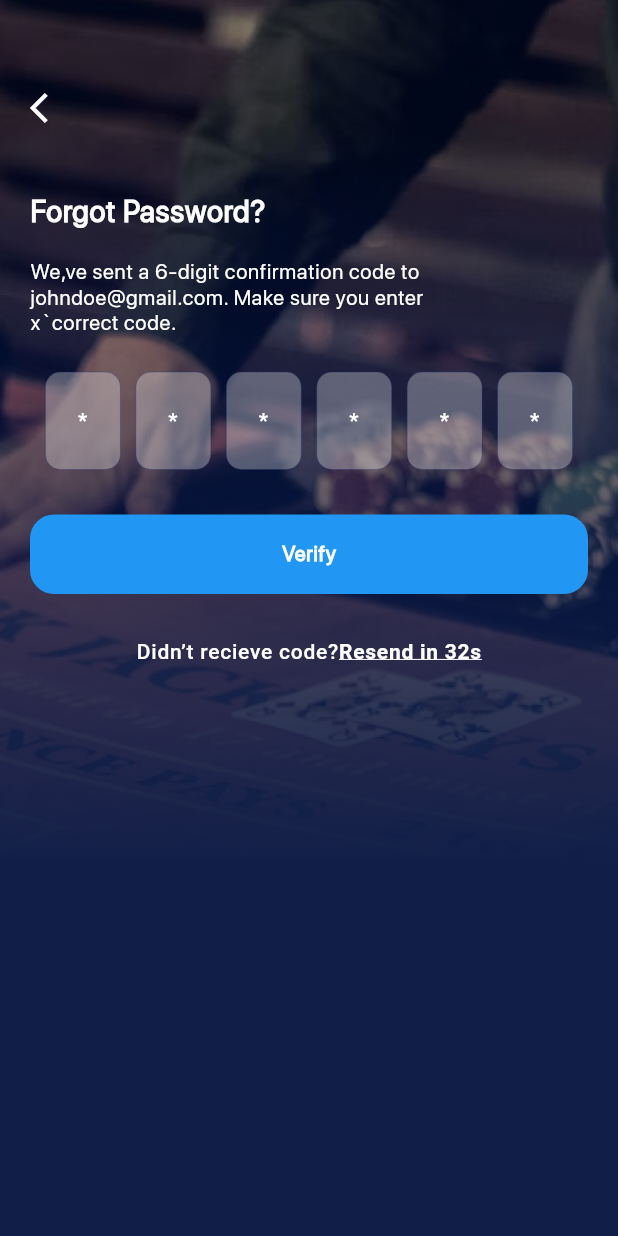
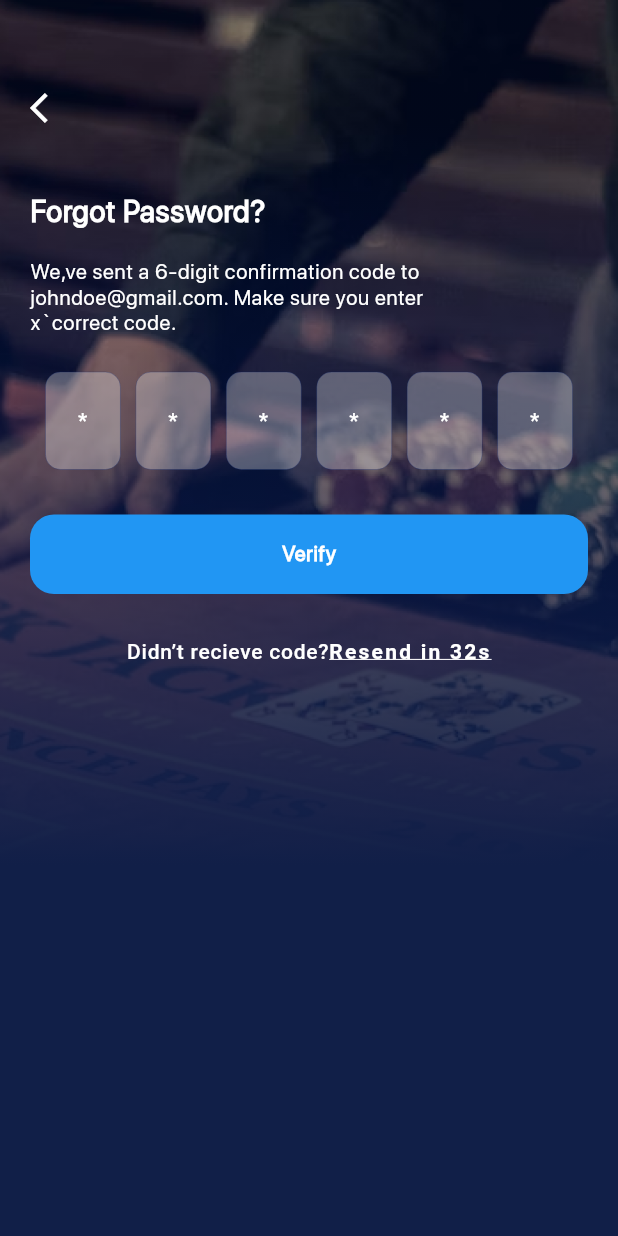
Before and after one commit to khansameer/poker_app, a Flutter app: the VarificationPage screen opened by its route, on a phone screen of 412 x 824 dp. Run offline on Flutter 3.47's test engine with Material 2 defaults, Android fonts, the phone set to English and light mode, and no system bars.

Commit message:
all code

```diff
--- a/lib/core/common/common_bg_page.dart
+++ b/lib/core/common/common_bg_page.dart
@@ -15,8 +15,13 @@ class CommonBgPage extends StatelessWidget {
   @override
   Widget build(BuildContext context) {
     return  Stack(
+      clipBehavior: Clip.antiAlias,
+      fit: StackFit.passthrough,
       children: [
         Container(
+
+          width: double.infinity,
+          height: double.infinity,
           decoration:  BoxDecoration(
               image: DecorationImage(
                   image: AssetImage(imagePath!), fit: BoxFit.cover)),
--- a/lib/core/route.dart
+++ b/lib/core/route.dart
@@ -5,5 +5,7 @@ class RouteName {
   static const String signup = '/signup';
   static const String verification = '/verification';
   static const String dashboard = '/dashboard';
+  static const String termCondition = '/termCondition';
+  static const String privacyPolicy = '/privacyPolicy';
 
 }
--- a/lib/core/route_generator.dart
+++ b/lib/core/route_generator.dart
@@ -5,6 +5,7 @@ import 'package:poker/features/dashboard/dashboard_page.dart';
 import 'package:poker/features/login/login_page.dart';
 import 'package:poker/features/login/varification_page.dart';
 import 'package:poker/features/signup/signup_page.dart';
+import 'package:poker/features/signup/term_codition_page.dart';
 import 'package:poker/features/splash/splash_page.dart';
 
 class RouteGenerator {
@@ -31,6 +32,10 @@ class RouteGenerator {
         return MaterialPageRoute(
             builder: (_) =>  const DashboardPage(),
             settings: const RouteSettings(name: RouteName.dashboard));
+      case RouteName.termCondition:
+        return MaterialPageRoute(
+            builder: (_) =>  const TermCoditionPage(),
+            settings: const RouteSettings(name: RouteName.termCondition));
 
 
       default:
--- a/lib/core/utils/app_utils.dart
+++ b/lib/core/utils/app_utils.dart
@@ -1,14 +1,30 @@
 import 'package:flutter/gestures.dart';
 import 'package:flutter/material.dart';
 import 'package:poker/core/utils/app_color.dart';
-import 'package:poker/core/common/common_text_widget.dart';
 import 'package:poker/core/utils/app_constants.dart';
 import 'package:poker/core/utils/image_path.dart';
 
 class AppUtils {
+  static BoxDecoration commonDecoration(
+      {String? image, double? first, double? end,Color? colorStart,Color? colorEnd}) {
+    return BoxDecoration(
+        /*image: const DecorationImage(
+             image: AssetImage(icBackground), fit: BoxFit.fill),*/
+        gradient: LinearGradient(
+            stops: [0.1, 0.7],
+            tileMode: TileMode.clamp,
+            begin: Alignment.topCenter,
+            end: Alignment.bottomCenter,
+            colors: [
+              AppColor.colorBlueLight,
+              AppColor.colorBlue,
+            ]));
+  }
+
   static BoxDecoration containerDecorationBg() {
-    return  BoxDecoration(
-      image: DecorationImage(image: AssetImage(icDashboardBg),fit: BoxFit.fill),
+    return BoxDecoration(
+      image:
+          DecorationImage(image: AssetImage(icDashboardBg), fit: BoxFit.fill),
       /* gradient: LinearGradient(
         begin: Alignment.topCenter,
         end: Alignment.bottomCenter,
@@ -19,12 +35,10 @@ class AppUtils {
     );
   }
 
-  static BoxDecoration sa(){
-
-    return   BoxDecoration(
+  static BoxDecoration sa() {
+    return BoxDecoration(
         image: const DecorationImage(
-            opacity: 0.2,
-            image: AssetImage(icDashboardimg),fit: BoxFit.fill),
+            opacity: 0.2, image: AssetImage(icDashboardimg), fit: BoxFit.fill),
         gradient: LinearGradient(
             stops: [0.4, 0.5, 0.1],
             tileMode: TileMode.repeated,
@@ -34,28 +48,24 @@ class AppUtils {
               AppColor.colorBlue.withOpacity(1.0),
               AppColor.colorBlueLight.withOpacity(0.8),
               AppColor.colorBlueLight.withOpacity(0.8),
-
-
-
-            ])
-    );
-
+            ]));
   }
 
   static BoxDecoration containerDecoration({
     double radius = 13,
     Color color = Colors.white,
-    bool isBorder=false,
-
+    bool isBorder = false,
     BoxShape boxShape = BoxShape.rectangle,
   }) {
     return BoxDecoration(
         color: color,
         shape: boxShape,
-        border: isBorder?Border.all(
+        border: isBorder
+            ? Border.all(
                 color: AppColor.colorBlueLight,
                 width: 3,
-        ):Border.all(
+              )
+            : Border.all(
                 color: AppColor.colorBlueLight,
                 width: 0,
               ),
@@ -72,24 +82,27 @@ class AppUtils {
     VoidCallback? onTap,
   }) {
     return Container(
-      margin: EdgeInsets.only(top:top??AppConstants.zero ),
+      margin: EdgeInsets.only(top: top ?? AppConstants.zero),
       child: RichText(
         text: TextSpan(
           //style: TextStyle(color: Colors.black, fontSize: 14),
           children: <TextSpan>[
             TextSpan(
-                text:text,
+                text: text,
                 style: TextStyle(
                     letterSpacing: 0.5,
                     color: Colors.white,
                     fontSize: fontSize ?? AppConstants.fourteen,
                     fontWeight: fontWeight ?? FontWeight.w500)),
+
             // TextSpan(text: 'dot '),
+
+
             TextSpan(
                 recognizer: TapGestureRecognizer()..onTap = onTap,
                 text: linkText,
-                style:  TextStyle(
-                    letterSpacing: 0.5,
+                style: TextStyle(
+                    letterSpacing: 1.5,
                     color: Colors.white,
                     decoration: TextDecoration.underline,
                     fontSize: fontSize ?? AppConstants.fourteen,
@@ -129,7 +142,6 @@ class AppUtils {
         letterSpacing: letterSpacing ?? AppConstants.zero05,
         fontSize: fontSize ?? AppConstants.fourteen,
         color: textColor ?? AppColor.colorWhite,
-
         fontWeight: fontWeight ?? FontWeight.w500,
         decoration: textDecoration ?? TextDecoration.none);
   }
--- a/lib/core/utils/string_utils.dart
+++ b/lib/core/utils/string_utils.dart
@@ -25,6 +25,12 @@ class StringUtils{
   static const String chatRoom="Chat Room";
   static const String venueInfo="Venue Info";
   static const String liveStream="Live Stream";
+  static const String privacyPolicy="Privacy Policy";
+  static const String desc="Lorem ipsum dolor sit amet, consectetur adipiscing elit. Ut finibus pellentesque diam sed laoreet. ";
+
+  static const String desc1="Lorem ipsum dolor sit amet";
+  static const String desc2="Nullam semper magna quis sem semper, eget pellentesque nibh tempr. Integer lectus enim, cursus non vulputate vel, fermentum vehicula purus."
+      "Nullam semper magna quis sem semper, eget pellentesque nibh tempr. Integer lectus enim, cursus non vulputate vel, fermentum vehicula purus.Nullam semper magna quis sem semper, eget pellentesque nibh tempr. Integer lectus enim, cursus non vulputate vel, fermentum vehicula purus.Nullam semper magna quis sem semper, eget pellentesque nibh tempr. Integer lectus enim, cursus non vulputate vel, fermentum vehicula purus.Nullam semper magna quis sem semper, eget pellentesque nibh tempr. Integer lectus enim, cursus non vulputate vel, fermentum vehicula purus.Nullam semper magna quis sem semper, eget pellentesque nibh tempr. Integer lectus enim, cursus non vulputate vel, fermentum vehicula purus.Nullam semper magna quis sem semper, eget pellentesque nibh tempr. Integer lectus enim, cursus non vulputate vel, fermentum vehicula purus.Nullam semper magna quis sem semper, eget pellentesque nibh tempr. Integer lectus enim, cursus non vulputate vel, fermentum vehicula purus. Nam a lectus vel metus hendrerit dictum nec sed massa. In sed dictum diam, sed feugiat odio. Proin bibendum ipsum tellus, tincidunt blandit mi vulputate quis. Mauris at nulla sit amet nisi sollicitudin iaculis eu a risus. Vivamus mollis tristique commodo. Nunc rhoncus pulvinar lectus vel suscipit.";
 
 
 
--- a/lib/features/login/varification_page.dart
+++ b/lib/features/login/varification_page.dart
@@ -27,6 +27,7 @@ class VarificationPageState extends State<VarificationPage>{
   Widget build(BuildContext context) {
     // TODO: implement build
     return Scaffold(
+      resizeToAvoidBottomInset: false,
       body: CommonBgPage(
         alignment: Alignment.topLeft,
           imagePath: icBackground,
--- a/lib/features/signup/signup_page.dart
+++ b/lib/features/signup/signup_page.dart
@@ -26,7 +26,10 @@ class SignupPageState extends State<SignupPage>{
   Widget build(BuildContext context) {
 
     return Scaffold(
+      resizeToAvoidBottomInset: false,
       body: Stack(
+
+
         alignment: Alignment.center,
         children: [
           CommonBgPage(
--- a/lib/features/splash/splash_page.dart
+++ b/lib/features/splash/splash_page.dart
@@ -3,6 +3,7 @@ import 'dart:async';
 import 'package:flutter/material.dart';
 import 'package:poker/core/common/common_bg_page.dart';
 import 'package:poker/core/route.dart';
+import 'package:poker/core/utils/app_color.dart';
 import 'package:poker/core/utils/app_utils.dart';
 import 'package:poker/core/utils/image_path.dart';
 
@@ -21,13 +22,15 @@ class SplashPageState extends State<SplashPage>{
   initState() {
     super.initState();
 
-    gotoLogin();
+   gotoLogin();
   }
 
   @override
   Widget build(BuildContext context) {
     return Scaffold(
+
       body: CommonBgPage(
+
         imagePath: icBackground,
         widget: SizedBox(
           width: 200,
```
Also changed, not shown: lib/features/login/login_page.dart (+14 -6 lines), lib/features/signup/term_codition_page.dart (added, +84 -0 lines). Lines whose indentation alone changed are shown as unchanged.
